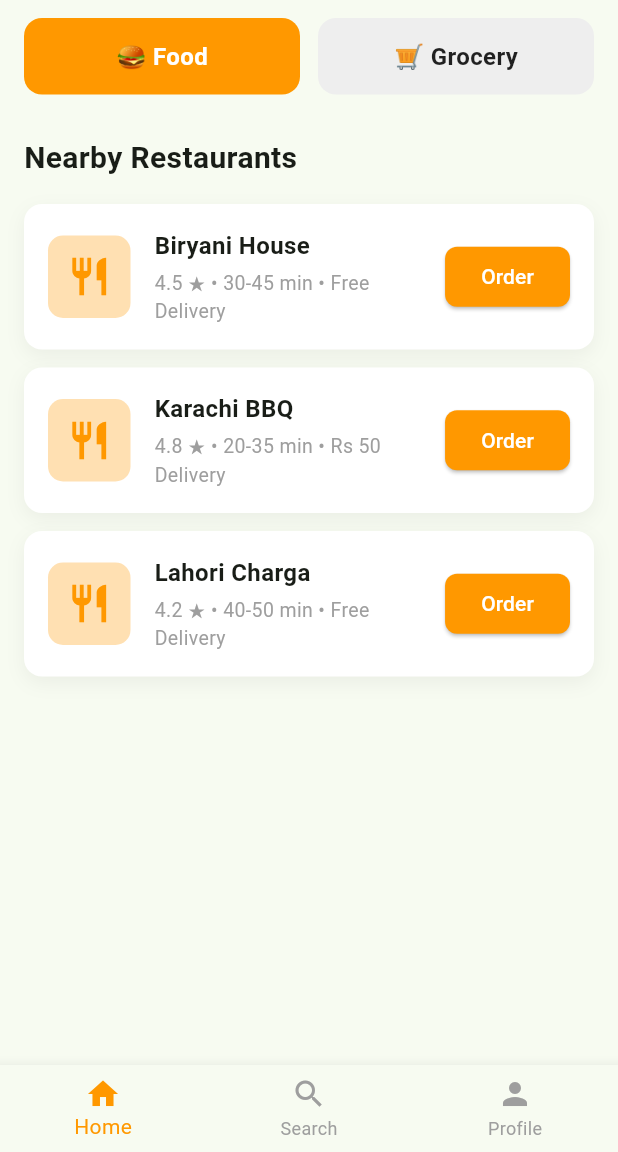
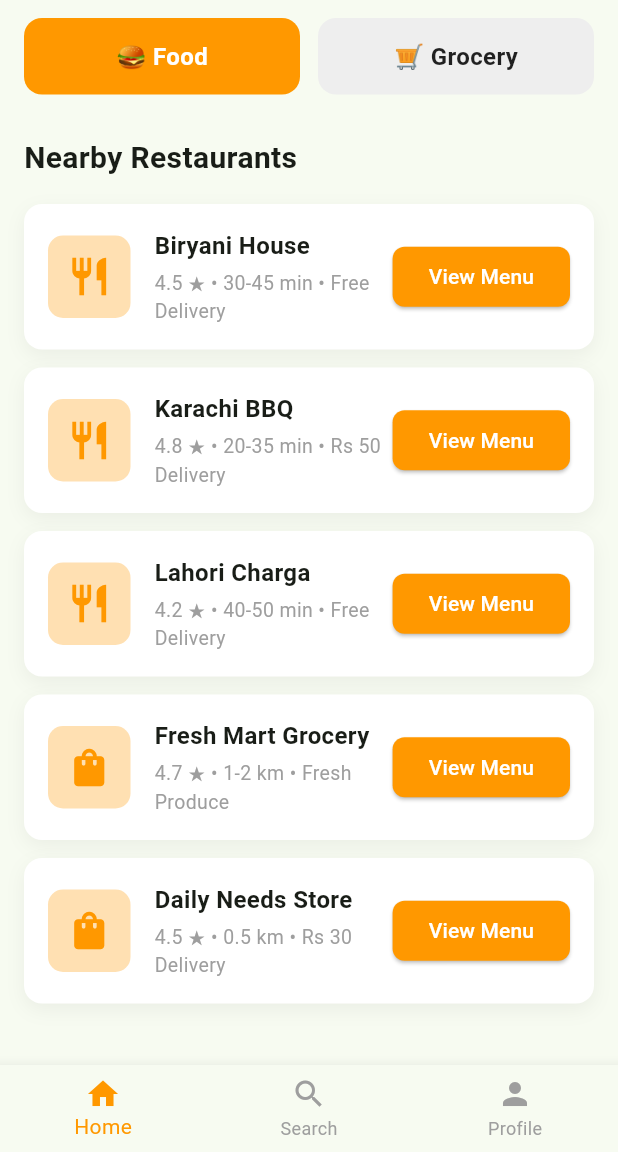
Before and after one commit to zagaaam-ops/Food-Delivery-App, a Flutter app: the HomeScreen screen opened by its route, on a phone screen of 412 x 824 dp, the part 84-1236 px from its top. Run offline on Flutter 3.47's test engine with Material 3 defaults, Android fonts, the phone set to English and light mode, and no system bars; our stand-ins replace go_router.

Commit message:
Feature: Connect Home Screen to Menu and Cart with navigation

```diff
--- a/pakistan-delivery-app/mobile/lib/screens/home_screen.dart
+++ b/pakistan-delivery-app/mobile/lib/screens/home_screen.dart
@@ -1,7 +1,10 @@
 import 'package:flutter/material.dart';
 import 'package:provider/provider.dart';
 import '../providers/auth_provider.dart';
+import '../providers/cart_provider.dart';
 import 'restaurant_dashboard.dart';
+import 'menu_screen.dart';
+import 'cart_screen.dart';
 
 class HomeScreen extends StatefulWidget {
   const HomeScreen({super.key});
@@ -16,6 +19,7 @@ class _HomeScreenState extends State<HomeScreen> {
   @override
   Widget build(BuildContext context) {
     final authProvider = Provider.of<AuthProvider>(context);
+    final cartProvider = Provider.of<CartProvider>(context);
     final user = authProvider.user;
 
     // If user is a restaurant, show the restaurant dashboard
@@ -29,13 +33,34 @@ class _HomeScreenState extends State<HomeScreen> {
         backgroundColor: Colors.orange,
         title: const Text('Pakistan Delivery', style: TextStyle(color: Colors.white, fontWeight: FontWeight.bold)),
         actions: [
-          IconButton(
-            icon: const Icon(Icons.shopping_cart, color: Colors.white),
-            onPressed: () {
-              ScaffoldMessenger.of(context).showSnackBar(
-                const SnackBar(content: Text('Cart feature coming soon!')),
-              );
-            },
+          Stack(
+            children: [
+              IconButton(
+                icon: const Icon(Icons.shopping_cart, color: Colors.white),
+                onPressed: () {
+                  Navigator.push(
+                    context,
+                    MaterialPageRoute(builder: (context) => const CartScreen()),
+                  );
+                },
+              ),
+              if (cartProvider.itemCount > 0)
+                Positioned(
+                  right: 4,
+                  top: 4,
+                  child: Container(
+                    padding: const EdgeInsets.all(4),
+                    decoration: const BoxDecoration(
+                      color: Colors.red,
+                      shape: BoxShape.circle,
+                    ),
+                    child: Text(
+                      '${cartProvider.itemCount}',
+                      style: const TextStyle(color: Colors.white, fontSize: 10, fontWeight: FontWeight.bold),
+                    ),
+                  ),
+                ),
+            ],
           ),
         ],
       ),
@@ -113,19 +138,39 @@ class _HomeScreenState extends State<HomeScreen> {
               padding: const EdgeInsets.symmetric(horizontal: 16),
               children: [
                 _buildShopCard(
-                  _selectedTab == 0 ? 'Biryani House' : 'Fresh Mart Grocery',
-                  _selectedTab == 0 ? '4.5 ★ • 30-45 min • Free Delivery' : '4.7 ★ • 1-2 km • Fresh Produce',
-                  _selectedTab == 0 ? Icons.restaurant : Icons.shopping_bag,
+                  'Biryani House',
+                  '4.5 ★ • 30-45 min • Free Delivery',
+                  Icons.restaurant,
+                  'restaurant_1',
+                  _selectedTab == 0,
                 ),
                 _buildShopCard(
-                  _selectedTab == 0 ? 'Karachi BBQ' : 'Daily Needs Store',
-                  _selectedTab == 0 ? '4.8 ★ • 20-35 min • Rs 50 Delivery' : '4.5 ★ • 0.5 km • Rs 30 Delivery',
-                  _selectedTab == 0 ? Icons.restaurant : Icons.shopping_bag,
+                  'Karachi BBQ',
+                  '4.8 ★ • 20-35 min • Rs 50 Delivery',
+                  Icons.restaurant,
+                  'restaurant_2',
+                  _selectedTab == 0,
                 ),
                 _buildShopCard(
-                  _selectedTab == 0 ? 'Lahori Charga' : 'Organic Food Market',
-                  _selectedTab == 0 ? '4.2 ★ • 40-50 min • Free Delivery' : '4.9 ★ • 2 km • Free Delivery',
-                  _selectedTab == 0 ? Icons.restaurant : Icons.shopping_bag,
+                  'Lahori Charga',
+                  '4.2 ★ • 40-50 min • Free Delivery',
+                  Icons.restaurant,
+                  'restaurant_3',
+                  _selectedTab == 0,
+                ),
+                _buildShopCard(
+                  'Fresh Mart Grocery',
+                  '4.7 ★ • 1-2 km • Fresh Produce',
+                  Icons.shopping_bag,
+                  'grocery_1',
+                  _selectedTab == 1,
+                ),
+                _buildShopCard(
+                  'Daily Needs Store',
+                  '4.5 ★ • 0.5 km • Rs 30 Delivery',
+                  Icons.shopping_bag,
+                  'grocery_2',
+                  _selectedTab == 1,
                 ),
               ],
             ),
@@ -145,7 +190,7 @@ class _HomeScreenState extends State<HomeScreen> {
     );
   }
 
-  Widget _buildShopCard(String name, String details, IconData icon) {
+  Widget _buildShopCard(String name, String details, IconData icon, String id, bool isFood) {
     return Container(
       margin: const EdgeInsets.only(bottom: 12),
       padding: const EdgeInsets.all(16),
@@ -190,8 +235,14 @@ class _HomeScreenState extends State<HomeScreen> {
           ),
           ElevatedButton(
             onPressed: () {
-              ScaffoldMessenger.of(context).showSnackBar(
-                SnackBar(content: Text('Order from $name coming soon!')),
+              Navigator.push(
+                context,
+                MaterialPageRoute(
+                  builder: (context) => MenuScreen(
+                    restaurantName: name,
+                    restaurantId: id,
+                  ),
+                ),
               );
             },
             style: ElevatedButton.styleFrom(
@@ -199,7 +250,7 @@ class _HomeScreenState extends State<HomeScreen> {
               foregroundColor: Colors.white,
               shape: RoundedRectangleBorder(borderRadius: BorderRadius.circular(8)),
             ),
-            child: const Text('Order'),
+            child: const Text('View Menu'),
           ),
         ],
       ),
```
